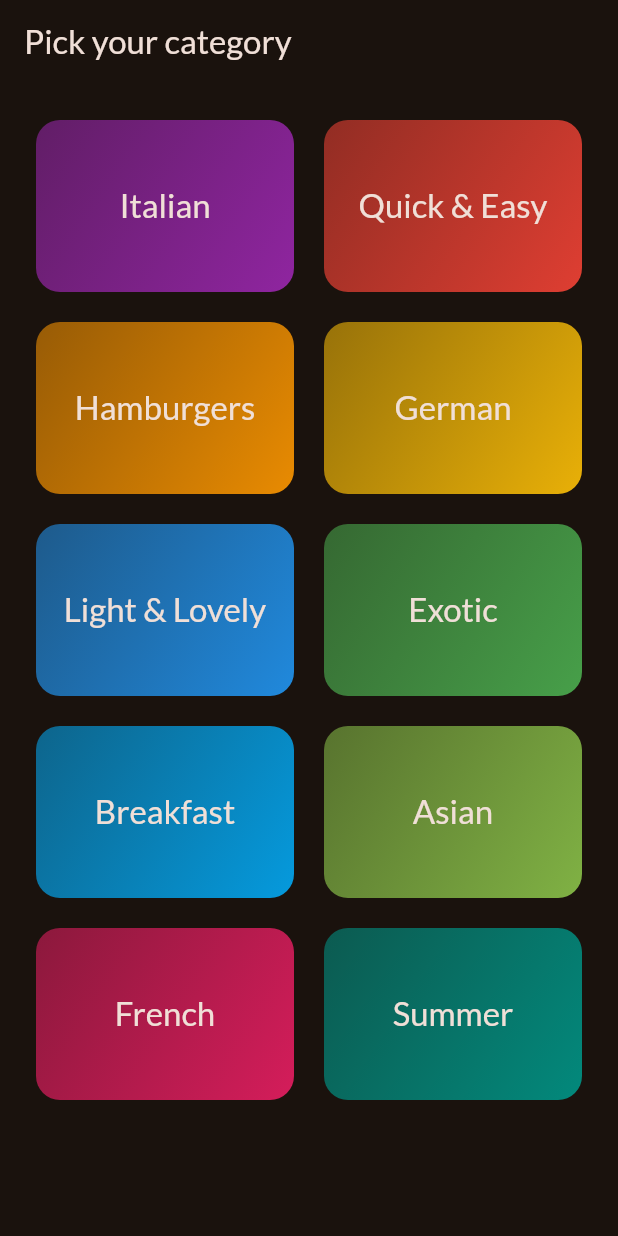
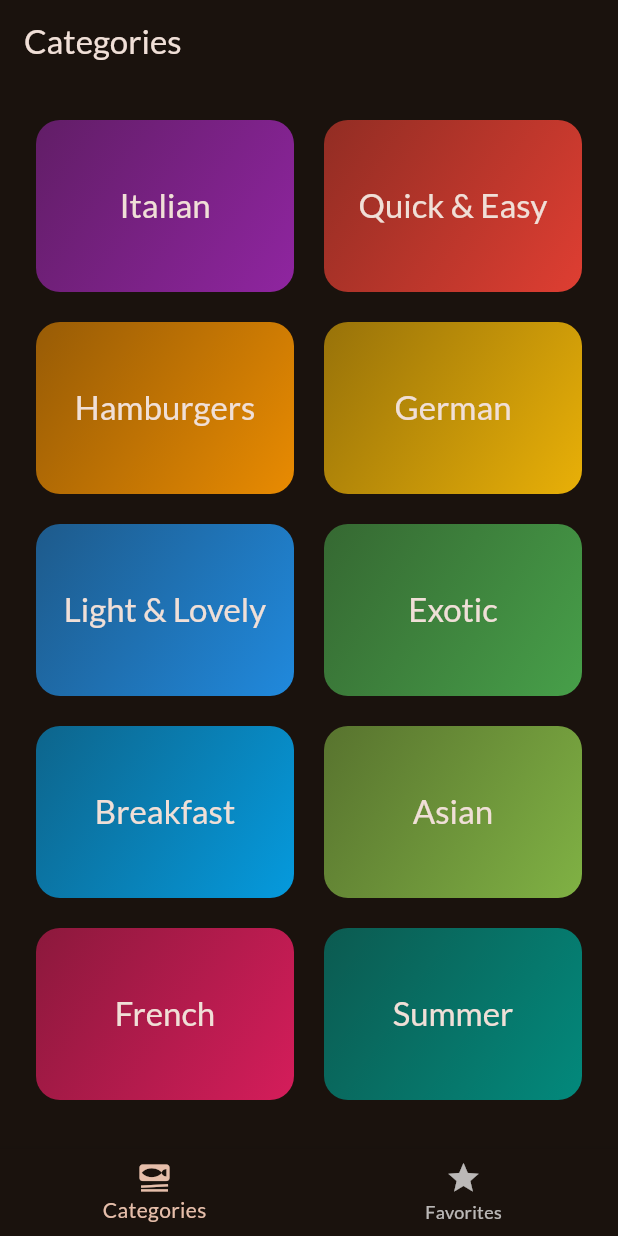
Before and after one commit to raphaelpinel/flutter-means, a Flutter app: the screen it shows after launch, on a phone screen of 412 x 824 dp. Run offline on Flutter 3.47's test engine with Material 3 defaults, Android fonts, the phone set to English and light mode, and no system bars; our stand-ins replace google_fonts, transparent_image.

Commit message:
Add tabs navigation and favorites

```diff
--- a/lib/main.dart
+++ b/lib/main.dart
@@ -1,7 +1,7 @@
 import 'package:flutter/material.dart';
 
 import 'package:google_fonts/google_fonts.dart';
-import 'package:meals/screens/categories.dart';
+import 'package:meals/screens/tabs.dart';
 
 final theme = ThemeData(
   useMaterial3: true,
@@ -23,7 +23,7 @@ class App extends StatelessWidget {
   Widget build(BuildContext context) {
     return MaterialApp(
       theme: theme,
-      home: const CategoriesScreen(),
+      home: const TabsScreen(),
     );
   }
 }
--- a/lib/screens/categories.dart
+++ b/lib/screens/categories.dart
@@ -1,11 +1,14 @@
 import 'package:flutter/material.dart';
 import 'package:meals/data/dummy_data.dart';
 import 'package:meals/models/category.dart';
+import 'package:meals/models/meal.dart';
 import 'package:meals/screens/meals.dart';
 import 'package:meals/widgets/category_grid_item.dart';
 
 class CategoriesScreen extends StatelessWidget {
-  const CategoriesScreen({super.key});
+  const CategoriesScreen({super.key, required this.onToggleFavorite});
+
+  final Function(Meal meal) onToggleFavorite;
 
   void _selectCategory(BuildContext context, Category category) {
     Navigator.push(context, MaterialPageRoute(builder: (context) {
@@ -15,17 +18,14 @@ class CategoriesScreen extends StatelessWidget {
       return MealsScreen(
         title: category.title,
         meals: meals,
+        onToggleFavorite: onToggleFavorite,
       );
     }));
   }
 
   @override
   Widget build(BuildContext context) {
-    return Scaffold(
-        appBar: AppBar(
-          title: const Text('Pick your category'),
-        ),
-        body: GridView(
+    return GridView(
             padding: const EdgeInsets.all(24),
             gridDelegate: const SliverGridDelegateWithFixedCrossAxisCount(
               crossAxisCount: 2,
@@ -41,6 +41,6 @@ class CategoriesScreen extends StatelessWidget {
                     _selectCategory(context, category);
                   },
                 ),
-            ]));
+        ]);
   }
 }
--- /dev/null
+++ b/lib/screens/tabs.dart
@@ -0,0 +1,77 @@
+import 'package:flutter/material.dart';
+import 'package:meals/models/meal.dart';
+import 'package:meals/screens/categories.dart';
+import 'package:meals/screens/meals.dart';
+
+class TabsScreen extends StatefulWidget {
+  const TabsScreen({super.key});
+
+  @override
+  State<StatefulWidget> createState() => _TabsScreenState();
+}
+
+class _TabsScreenState extends State<TabsScreen> {
+  int _selectedPageIndex = 0;
+  final List<Meal> _favoriteMeals = [];
+
+  void _showInfoMessage(String message) {
+    ScaffoldMessenger.of(context).clearSnackBars();
+    ScaffoldMessenger.of(context).showSnackBar(
+      SnackBar(
+        content: Text(message),
+      ),
+    );
+  }
+
+  void _toggleMealFavoriteStatus(Meal meal) {
+    setState(() {
+      if (_favoriteMeals.contains(meal)) {
+        _favoriteMeals.remove(meal);
+        _showInfoMessage('Meal removed from favorites');
+      } else {
+        _favoriteMeals.add(meal);
+        _showInfoMessage('Meal added to favorites');
+      }
+    });
+  }
+
+  void _selectPage(int index) {
+    setState(() {
+      _selectedPageIndex = index;
+    });
+  }
+
+  @override
+  Widget build(BuildContext context) {
+    Widget activePage = CategoriesScreen(
+      onToggleFavorite: _toggleMealFavoriteStatus,
+    );
+    var activePageTitle = 'Categories';
+    if (_selectedPageIndex == 1) {
+      activePage = MealsScreen(
+          meals: _favoriteMeals, onToggleFavorite: _toggleMealFavoriteStatus);
+      activePageTitle = 'Your Favorites';
+    }
+
+    return Scaffold(
+      appBar: AppBar(
+        title: Text(activePageTitle),
+      ),
+      body: activePage,
+      bottomNavigationBar: BottomNavigationBar(
+        onTap: _selectPage,
+        currentIndex: _selectedPageIndex,
+        items: const [
+          BottomNavigationBarItem(
+            icon: Icon(Icons.set_meal),
+            label: 'Categories',
+          ),
+          BottomNavigationBarItem(
+            icon: Icon(Icons.star),
+            label: 'Favorites',
+          ),
+        ],
+      ),
+    );
+  }
+}
```
Also changed, not shown: lib/screens/meal_details.dart (+11 -1 lines), lib/screens/meals.dart (+14 -3 lines).
